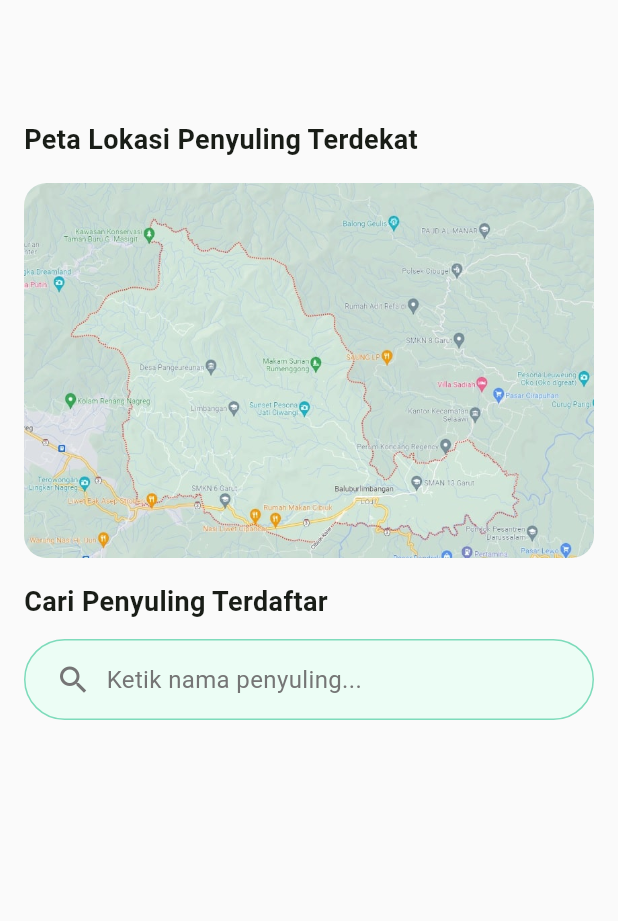
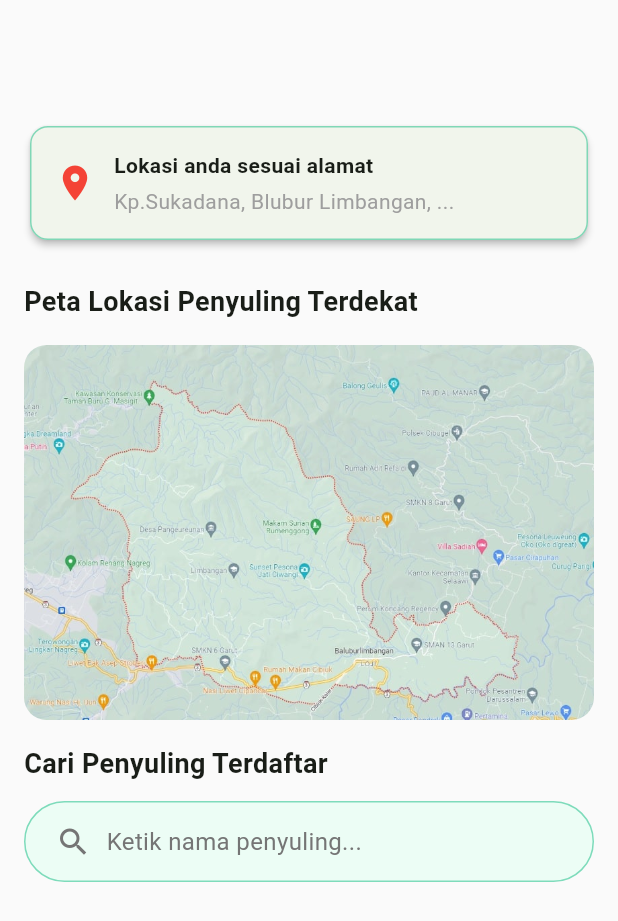
Before and after one commit to muhammaddz4ki/pasaratsiri_app, a Flutter app: the DistillerLocationsScreen screen opened directly, on a phone screen of 412 x 824 dp. Shown: the top 921 px of the screen. Run offline on Flutter 3.47's test engine with Material 3 defaults, Android fonts, the light colour scheme and no system bars; our stand-ins replace cloud_firestore, firebase_auth, firebase_core, fl_chart, flutter_rating_bar, google_sign_in and 3 more; accounts and stored records are empty.

Commit message:
gasin juara 1

```diff
--- a/lib/features/farmer/screens/distiller_locations_screen.dart
+++ b/lib/features/farmer/screens/distiller_locations_screen.dart
@@ -59,10 +59,14 @@ class _DistillerLocationsScreenState extends State<DistillerLocationsScreen> {
             80,
             16,
             16,
-          ), // Tambah padding atas untuk AppBar
+          ), // Padding atas untuk AppBar
           child: Column(
             crossAxisAlignment: CrossAxisAlignment.start,
             children: [
+              // KARTU LOKASI PENGGUNA DITAMBAHKAN DI SINI
+              _buildUserLocationCard(),
+              const SizedBox(height: 24),
+
               const Text(
                 'Peta Lokasi Penyuling Terdekat',
                 style: TextStyle(fontSize: 18, fontWeight: FontWeight.bold),
@@ -79,6 +83,42 @@ class _DistillerLocationsScreenState extends State<DistillerLocationsScreen> {
               const SizedBox(height: 24),
             ],
           ),
+        ),
+      ),
+    );
+  }
+
+  // WIDGET KARTU LOKASI PENGGUNA (BARU DITAMBAHKAN)
+  Widget _buildUserLocationCard() {
+    return Card(
+      elevation: 2,
+      shape: RoundedRectangleBorder(
+        borderRadius: BorderRadius.circular(12),
+        side: BorderSide(color: primaryEmerald.withAlpha(128)),
+      ),
+      child: const Padding(
+        padding: EdgeInsets.all(16.0),
+        child: Row(
+          children: [
+            Icon(Icons.location_on, color: Colors.red, size: 28),
+            SizedBox(width: 12),
+            Expanded(
+              child: Column(
+                crossAxisAlignment: CrossAxisAlignment.start,
+                children: [
+                  Text(
+                    'Lokasi anda sesuai alamat',
+                    style: TextStyle(fontWeight: FontWeight.bold),
+                  ),
+                  SizedBox(height: 4),
+                  Text(
+                    'Kp.Sukadana, Blubur Limbangan, ...',
+                    style: TextStyle(color: Colors.grey),
+                  ),
+                ],
+              ),
+            ),
+          ],
         ),
       ),
     );
```
Also changed, not shown: lib/features/distiller/screens/farmer_locations_screen.dart (+40 -0 lines), lib/features/farmer/screens/farmer_dashboard.dart (+14 -0 lines).
